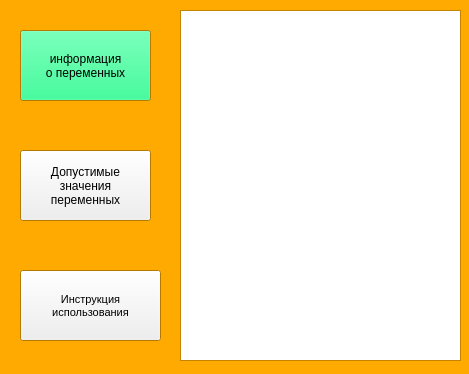
The window that help.ui (Argon755/PythonPython1) describes before a commit, drawn with Qt 5.
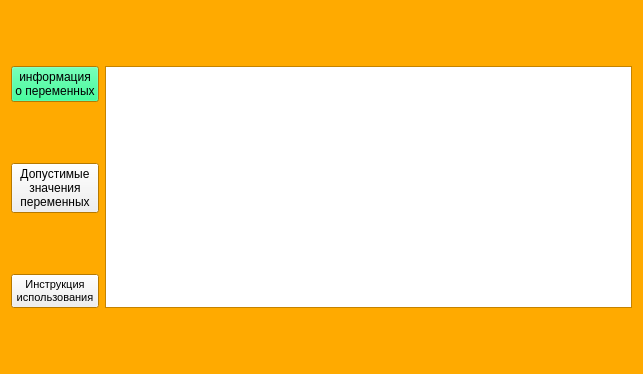
The same window after the commit.

```diff
--- a/help.ui
+++ b/help.ui
@@ -6,7 +6,7 @@
    <rect>
     <x>0</x>
     <y>0</y>
-    <width>469</width>
+    <width>643</width>
     <height>374</height>
    </rect>
   </property>
@@ -16,12 +16,6 @@
     <height>374</height>
    </size>
   </property>
-  <property name="maximumSize">
-   <size>
-    <width>469</width>
-    <height>374</height>
-   </size>
-  </property>
   <property name="palette">
    <palette>
     <active>
@@ -89,49 +83,9 @@
   <property name="windowTitle">
    <string>Form</string>
   </property>
-  <widget class="QPushButton" name="instuction">
-   <property name="geometry">
-    <rect>
-     <x>20</x>
-     <y>270</y>
-     <width>141</width>
-     <height>71</height>
-    </rect>
-   </property>
-   <property name="font">
-    <font>
-     <pointsize>8</pointsize>
-    </font>
-   </property>
-   <property name="text">
-    <string>Инструкция 
-использования</string>
-   </property>
-  </widget>
-  <widget class="QPushButton" name="limit">
-   <property name="geometry">
-    <rect>
-     <x>20</x>
-     <y>150</y>
-     <width>131</width>
-     <height>71</height>
-    </rect>
-   </property>
-   <property name="text">
-    <string>Допустимые
-значения 
-переменных</string>
-   </property>
-  </widget>
+  <layout class="QGridLayout" name="gridLayout">
+   <item row="0" column="0">
   <widget class="QPushButton" name="info">
-   <property name="geometry">
-    <rect>
-     <x>20</x>
-     <y>30</y>
-     <width>131</width>
-     <height>71</height>
-    </rect>
-   </property>
    <property name="palette">
     <palette>
      <active>
@@ -174,15 +128,9 @@
 о переменных</string>
    </property>
   </widget>
+   </item>
+   <item row="0" column="1" rowspan="3">
   <widget class="QTextEdit" name="textEdit">
-   <property name="geometry">
-    <rect>
-     <x>180</x>
-     <y>10</y>
-     <width>281</width>
-     <height>351</height>
-    </rect>
-   </property>
    <property name="html">
     <string>&lt;!DOCTYPE HTML PUBLIC &quot;-//W3C//DTD HTML 4.0//EN&quot; &quot;http://www.w3.org/TR/REC-html40/strict.dtd&quot;&gt;
 &lt;html&gt;&lt;head&gt;&lt;meta name=&quot;qrichtext&quot; content=&quot;1&quot; /&gt;&lt;style type=&quot;text/css&quot;&gt;
@@ -191,6 +139,30 @@
 &lt;p align=&quot;center&quot; style=&quot;-qt-paragraph-type:empty; margin-top:0px; margin-bottom:0px; margin-left:0px; margin-right:0px; -qt-block-indent:0; text-indent:0px;&quot;&gt;&lt;br /&gt;&lt;/p&gt;&lt;/body&gt;&lt;/html&gt;</string>
    </property>
   </widget>
+   </item>
+   <item row="1" column="0">
+    <widget class="QPushButton" name="limit">
+     <property name="text">
+      <string>Допустимые
+значения 
+переменных</string>
+     </property>
+    </widget>
+   </item>
+   <item row="2" column="0">
+    <widget class="QPushButton" name="instuction">
+     <property name="font">
+      <font>
+       <pointsize>8</pointsize>
+      </font>
+     </property>
+     <property name="text">
+      <string>Инструкция 
+использования</string>
+     </property>
+    </widget>
+   </item>
+  </layout>
  </widget>
  <resources/>
  <connections/>
```
Lines whose indentation alone changed are shown as unchanged.
